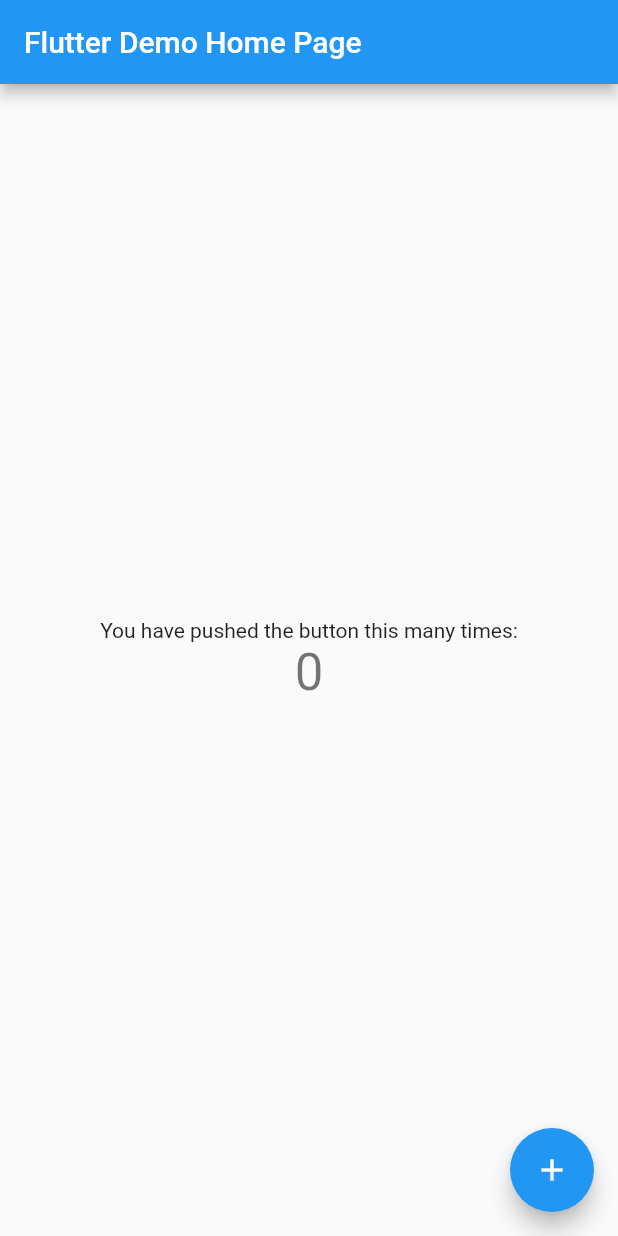
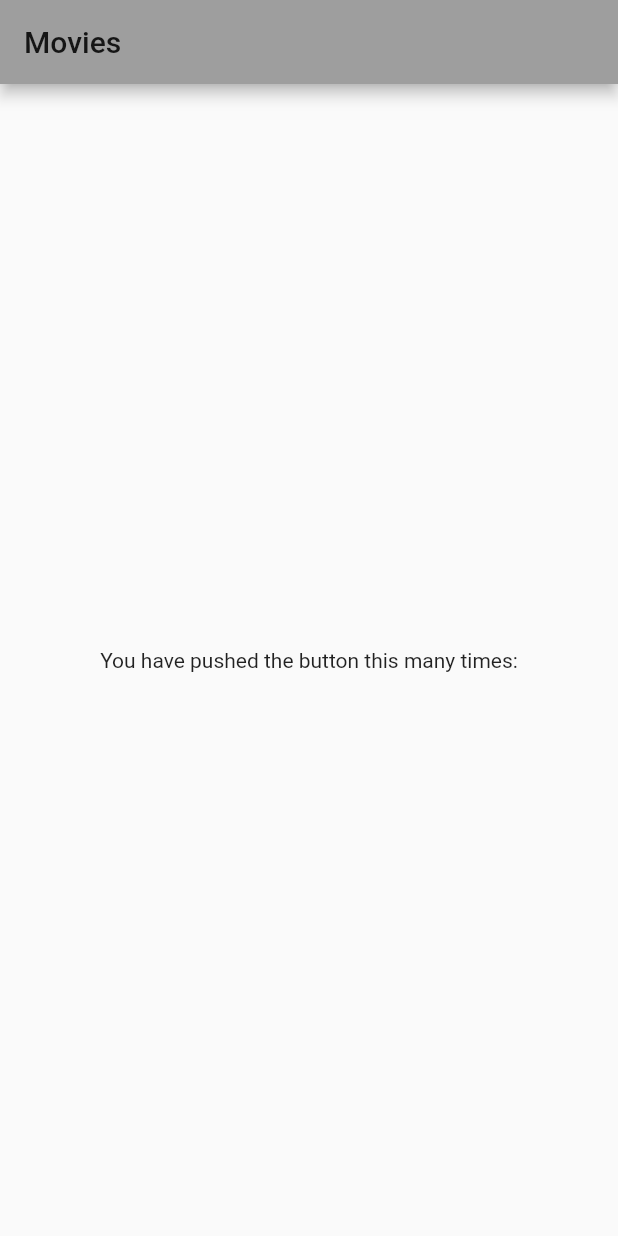
Before and after one commit to okalentiev/movie_database, a Flutter app: the screen it shows after launch, on a phone screen of 412 x 824 dp. Run offline on Flutter 3.47's test engine with Material 2 defaults, Android fonts, the phone set to English and light mode, and no system bars; generated files the repository leaves out were written again.

```diff
--- /dev/null
+++ b/lib/Modules/List/ListWidget.dart
@@ -0,0 +1,34 @@
+import 'package:flutter/material.dart';
+
+class ListWidget extends StatefulWidget {
+   ListWidget({Key key, this.title}) : super(key: key);
+
+   final String title;
+
+   @override
+  _MyHomePageState createState() => _MyHomePageState();
+}
+
+class _MyHomePageState extends State<ListWidget> {
+
+  @override
+  Widget build(BuildContext context) {
+    return Scaffold(
+      appBar: AppBar(
+        title: Text(widget.title),
+      ),
+      body: Center(
+        // Center is a layout widget. It takes a single child and positions it
+        // in the middle of the parent.
+        child: Column(
+          mainAxisAlignment: MainAxisAlignment.center,
+          children: <Widget>[
+            Text(
+              'You have pushed the button this many times:',
+            ),
+          ],
+        ),
+      ),
+    );
+  }
+}
--- a/lib/main.dart
+++ b/lib/main.dart
@@ -1,111 +1,18 @@
 import 'package:flutter/material.dart';
+import 'Modules/List/ListWidget.dart';
 
-void main() => runApp(MyApp());
+void main() => runApp(MovieDatabase());
 
-class MyApp extends StatelessWidget {
+class MovieDatabase extends StatelessWidget {
   // This widget is the root of your application.
   @override
   Widget build(BuildContext context) {
     return MaterialApp(
       title: 'Flutter Demo',
       theme: ThemeData(
-        // This is the theme of your application.
-        //
-        // Try running your application with "flutter run". You'll see the
-        // application has a blue toolbar. Then, without quitting the app, try
-        // changing the primarySwatch below to Colors.green and then invoke
-        // "hot reload" (press "r" in the console where you ran "flutter run",
-        // or simply save your changes to "hot reload" in a Flutter IDE).
-        // Notice that the counter didn't reset back to zero; the application
-        // is not restarted.
-        primarySwatch: Colors.blue,
+        primarySwatch: Colors.grey,
       ),
-      home: MyHomePage(title: 'Flutter Demo Home Page'),
+      home: ListWidget(title: 'Movies'),
     );
   }
 }
-
-class MyHomePage extends StatefulWidget {
-  MyHomePage({Key key, this.title}) : super(key: key);
-
-  // This widget is the home page of your application. It is stateful, meaning
-  // that it has a State object (defined below) that contains fields that affect
-  // how it looks.
-
-  // This class is the configuration for the state. It holds the values (in this
-  // case the title) provided by the parent (in this case the App widget) and
-  // used by the build method of the State. Fields in a Widget subclass are
-  // always marked "final".
-
-  final String title;
-
-  @override
-  _MyHomePageState createState() => _MyHomePageState();
-}
-
-class _MyHomePageState extends State<MyHomePage> {
-  int _counter = 0;
-
-  void _incrementCounter() {
-    setState(() {
-      // This call to setState tells the Flutter framework that something has
-      // changed in this State, which causes it to rerun the build method below
-      // so that the display can reflect the updated values. If we changed
-      // _counter without calling setState(), then the build method would not be
-      // called again, and so nothing would appear to happen.
-      _counter++;
-    });
-  }
-
-  @override
-  Widget build(BuildContext context) {
-    // This method is rerun every time setState is called, for instance as done
-    // by the _incrementCounter method above.
-    //
-    // The Flutter framework has been optimized to make rerunning build methods
-    // fast, so that you can just rebuild anything that needs updating rather
-    // than having to individually change instances of widgets.
-    return Scaffold(
-      appBar: AppBar(
-        // Here we take the value from the MyHomePage object that was created by
-        // the App.build method, and use it to set our appbar title.
-        title: Text(widget.title),
-      ),
-      body: Center(
-        // Center is a layout widget. It takes a single child and positions it
-        // in the middle of the parent.
-        child: Column(
-          // Column is also layout widget. It takes a list of children and
-          // arranges them vertically. By default, it sizes itself to fit its
-          // children horizontally, and tries to be as tall as its parent.
-          //
-          // Invoke "debug painting" (press "p" in the console, choose the
-          // "Toggle Debug Paint" action from the Flutter Inspector in Android
-          // Studio, or the "Toggle Debug Paint" command in Visual Studio Code)
-          // to see the wireframe for each widget.
-          //
-          // Column has various properties to control how it sizes itself and
-          // how it positions its children. Here we use mainAxisAlignment to
-          // center the children vertically; the main axis here is the vertical
-          // axis because Columns are vertical (the cross axis would be
-          // horizontal).
-          mainAxisAlignment: MainAxisAlignment.center,
-          children: <Widget>[
-            Text(
-              'You have pushed the button this many times:',
-            ),
-            Text(
-              '$_counter',
-              style: Theme.of(context).textTheme.display1,
-            ),
-          ],
-        ),
-      ),
-      floatingActionButton: FloatingActionButton(
-        onPressed: _incrementCounter,
-        tooltip: 'Increment',
-        child: Icon(Icons.add),
-      ), // This trailing comma makes auto-formatting nicer for build methods.
-    );
-  }
-}
--- a/pubspec.yaml
+++ b/pubspec.yaml
@@ -19,11 +19,15 @@ dependencies:
   # The following adds the Cupertino Icons font to your application.
   # Use with the CupertinoIcons class for iOS style icons.
   cupertino_icons: ^0.1.2
+  rxdart: ^0.20.0
+  json_annotation: ^2.0.0
 
 dev_dependencies:
   flutter_test:
     sdk: flutter
 
+  json_serializable: ^2.0.0
+  build_runner: ^1.0.0
 
 # For information on the generic Dart part of this file, see the
 # following page: https://www.dartlang.org/tools/pub/pubspec
```
Also changed, not shown: lib/Common/Networking/Model/Result.dart (added, +29 -0 lines), lib/Modules/List/Model/Movie.dart (added, +24 -0 lines), lib/Common/Networking/Model/Result.g.dart (added), lib/Modules/List/Model/Movie.g.dart (added), 2 other files.
